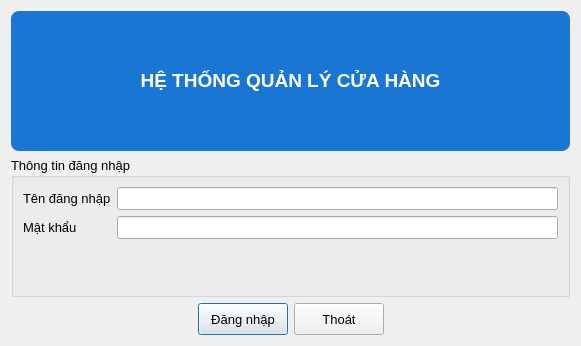
The window that ui/login.ui (thinh-doan/sales-and-warehouse-management-system) describes before a commit, drawn with Qt 5.
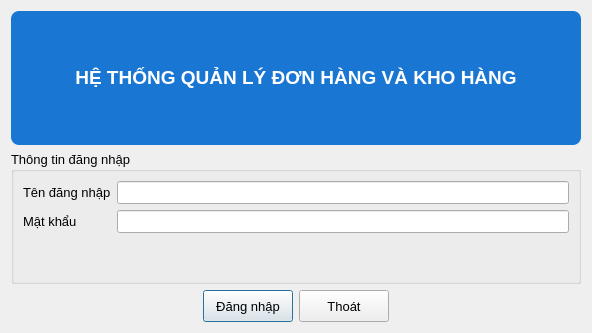
The same window after the commit. Icons and pictures are not drawn.

Diff of the .ui file:
```diff
--- a/ui/login.ui
+++ b/ui/login.ui
@@ -6,8 +6,8 @@
    <rect>
     <x>0</x>
     <y>0</y>
-    <width>581</width>
-    <height>346</height>
+    <width>592</width>
+    <height>333</height>
    </rect>
   </property>
   <property name="font">
@@ -43,7 +43,7 @@
        </string>
      </property>
      <property name="text">
-      <string>&lt;html&gt;&lt;head/&gt;&lt;body&gt;&lt;p&gt;&lt;span style=&quot; font-size:14pt;&quot;&gt;HỆ THỐNG QUẢN LÝ CỬA HÀNG&lt;/span&gt;&lt;/p&gt;&lt;/body&gt;&lt;/html&gt;</string>
+      <string>&lt;html&gt;&lt;head/&gt;&lt;body&gt;&lt;p&gt;&lt;span style=&quot; font-size:14pt;&quot;&gt;HỆ THỐNG QUẢN LÝ ĐƠN HÀNG VÀ KHO HÀNG&lt;/span&gt;&lt;/p&gt;&lt;/body&gt;&lt;/html&gt;</string>
      </property>
      <property name="alignment">
       <set>Qt::AlignCenter</set>
```
Left out of the diff: 4 changed lines with no effect on the pictures.
